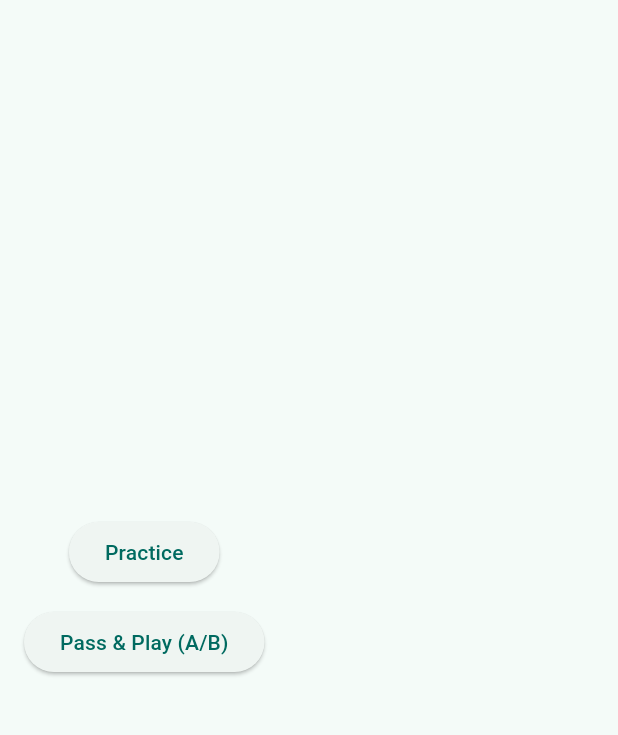
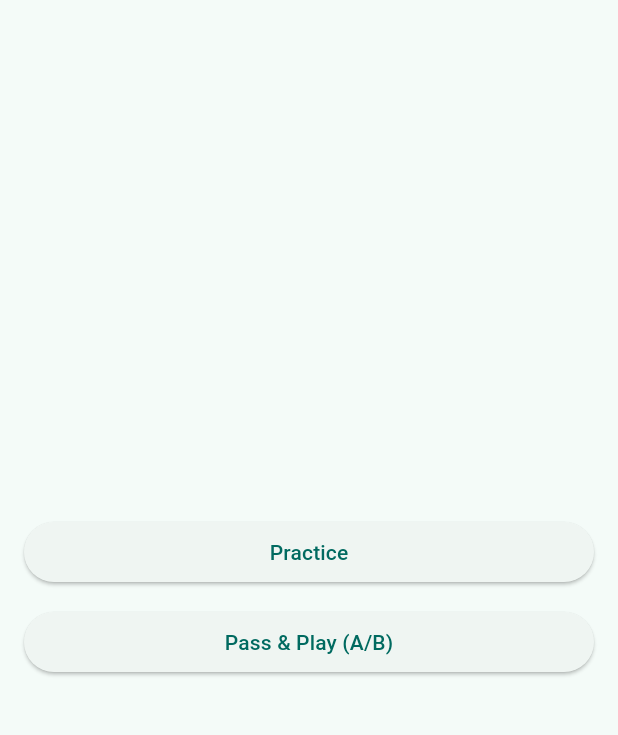
Before and after one commit to whywaita/ofc-app, a Flutter app: the screen it shows after launch, on a phone screen of 412 x 824 dp, the part 63-798 px from its top. Run offline on Flutter 3.47's test engine with Material 3 defaults, Android fonts, the phone set to English and light mode, and no system bars.

Commit message:
Refactor top page

```diff
--- a/app/lib/main.dart
+++ b/app/lib/main.dart
@@ -30,8 +30,11 @@ class HomePage extends StatelessWidget {
         padding: const EdgeInsets.all(16),
         child: Column(
           mainAxisAlignment: MainAxisAlignment.center,
+          crossAxisAlignment: CrossAxisAlignment.stretch,
           children: [
-            ElevatedButton(
+            SizedBox(
+              width: double.infinity,
+              child: ElevatedButton(
                 onPressed: () {
                   Navigator.of(context).push(
                     MaterialPageRoute(builder: (_) => const GameScreen()),
@@ -39,8 +42,11 @@ class HomePage extends StatelessWidget {
                 },
                 child: const Text('Practice'),
               ),
+            ),
             const SizedBox(height: 12),
-            ElevatedButton(
+            SizedBox(
+              width: double.infinity,
+              child: ElevatedButton(
                 onPressed: () {
                   Navigator.of(context).push(
                     MaterialPageRoute(builder: (_) => const PassPlayScreen()),
@@ -48,6 +54,7 @@ class HomePage extends StatelessWidget {
                 },
                 child: const Text('Pass & Play (A/B)'),
               ),
+            ),
           ],
         ),
       ),
```
Lines whose indentation alone changed are shown as unchanged.
